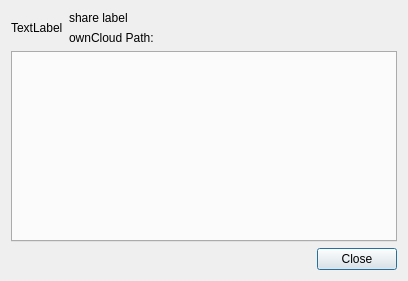
Before: the Qt Designer form src/gui/sharedialog.ui in nextcloud/desktop, drawn with Qt 5.
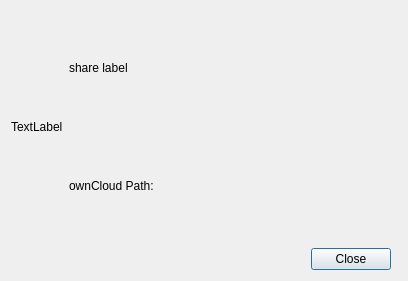
After: the same form once the commit is applied.

Commit message:
Improves share dialog.
- Removes the tabs: adds items to a vertical layout.
- Fix spacing and alignment.
- Removes extra text.

Patch:
```diff
--- a/src/gui/sharedialog.ui
+++ b/src/gui/sharedialog.ui
@@ -64,10 +64,20 @@
     </layout>
    </item>
    <item>
-    <widget class="QTabWidget" name="shareWidgets"/>
+    <layout class="QVBoxLayout" name="verticalLayout">
+     <property name="spacing">
+      <number>6</number>
+     </property>
+    </layout>
    </item>
    <item>
     <layout class="QHBoxLayout" name="buttonBoxLayout">
+     <property name="spacing">
+      <number>6</number>
+     </property>
+     <property name="rightMargin">
+      <number>6</number>
+     </property>
      <item>
       <widget class="QDialogButtonBox" name="buttonBox">
        <property name="sizePolicy">
```
The commit also changes 5 other files.
